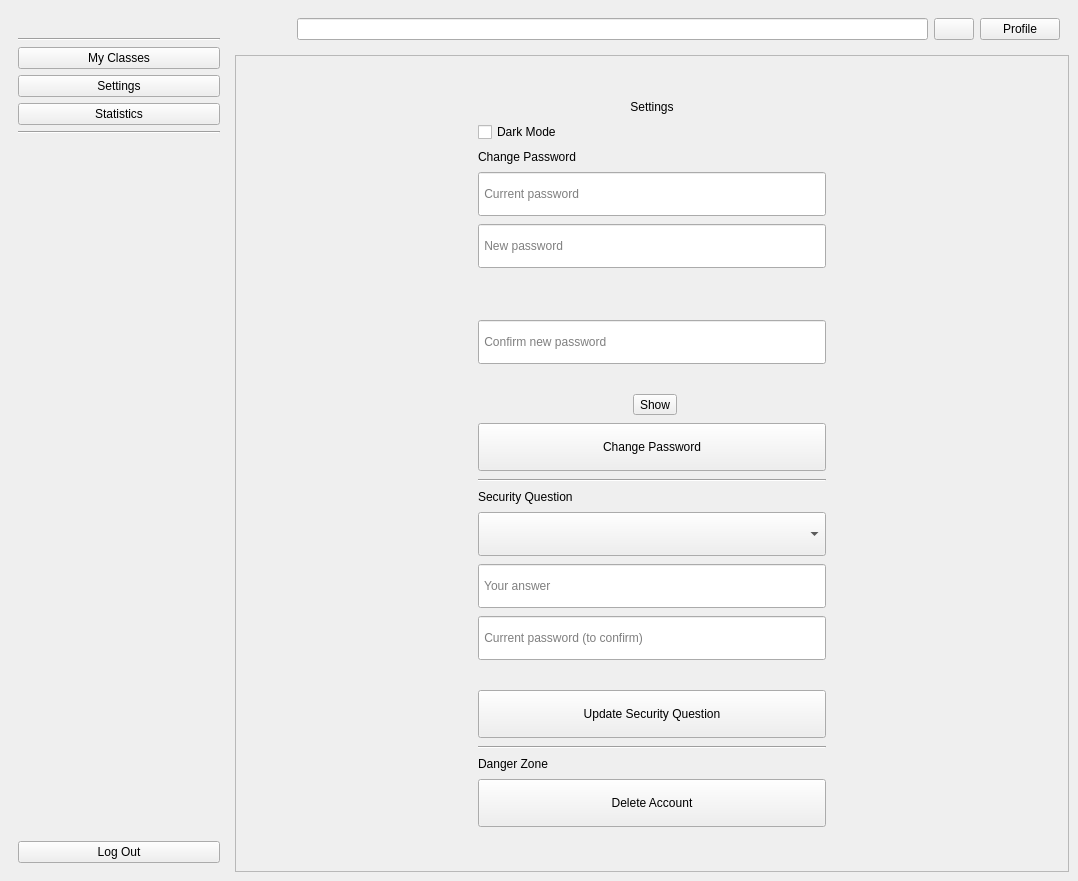
Before: the Qt Designer form ui/main_window.ui in imndllnuri/students-attendance-app, drawn with Qt 5.
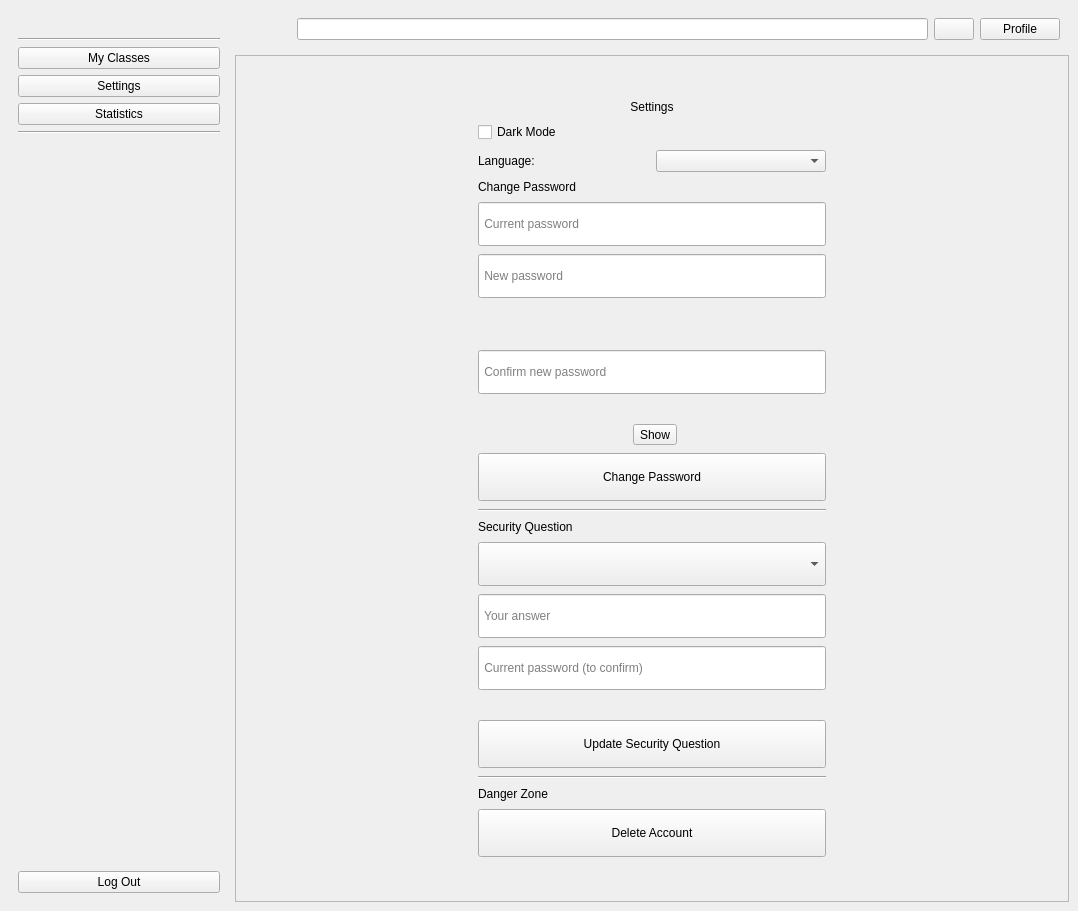
After: the same form once the commit is applied. The open tabs and pages were chosen to show the change. Icons and pictures are not drawn.

Commit message:
#28: Language selector (English/Turkish)
Adds a lightweight dict-based shared/i18n.py (not Qt's QTranslator
workflow) and a Language dropdown in Settings. Covers the login
screen, main nav, and page titles; preference persists to
.language_preference and applies on next launch (no live
re-translation of already-open windows) - see FEATURE_BACKLOG.md scope
note for what's not covered yet.

The edit to the form file:
```diff
--- a/ui/main_window.ui
+++ b/ui/main_window.ui
@@ -231,6 +231,18 @@
                  <property name="text"><string>Dark Mode</string></property>
                 </widget>
                </item>
+               <item>
+                <layout class="QHBoxLayout" name="language_row">
+                 <item>
+                  <widget class="QLabel" name="language_lbl">
+                   <property name="text"><string>Language:</string></property>
+                  </widget>
+                 </item>
+                 <item>
+                  <widget class="QComboBox" name="language_combo"/>
+                 </item>
+                </layout>
+               </item>
                <item>
                 <widget class="QLabel" name="change_password_section_lbl">
                  <property name="text"><string>Change Password</string></property>
```
The commit also changes 8 other files.
